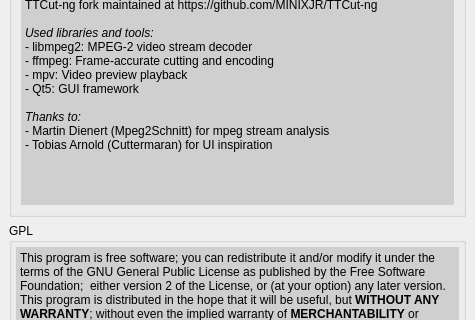
Old version of the form ui/aboutdlg.ui in the repository MINIXJR/TTCut-ng; both pictures show x 0 to 475 and y 86 to 406 of the 475 by 600 pixel window.
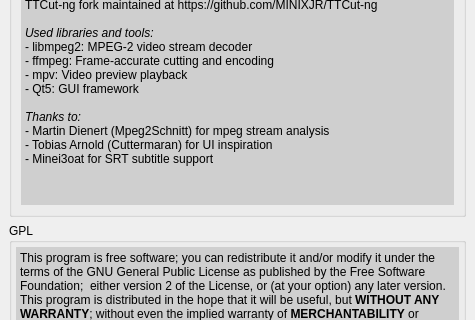
New version of the form.

Commit message:
Credit Minei3oat for SRT subtitle support
- Add to About dialog Thanks section
- Add credit in CHANGELOG for version 0.30.0

```diff
--- a/ui/aboutdlg.ui
+++ b/ui/aboutdlg.ui
@@ -977,7 +977,8 @@
 &lt;p style="-qt-paragraph-type:empty; margin-top:0px; margin-bottom:0px; margin-left:0px; margin-right:0px; -qt-block-indent:0; text-indent:0px;">&lt;/p>
 &lt;p style=" margin-top:0px; margin-bottom:0px; margin-left:0px; margin-right:0px; -qt-block-indent:0; text-indent:0px;">&lt;span style=" font-style:italic;">Thanks to:&lt;/span>&lt;/p>
 &lt;p style=" margin-top:0px; margin-bottom:0px; margin-left:0px; margin-right:0px; -qt-block-indent:0; text-indent:0px;">- Martin Dienert (Mpeg2Schnitt) for mpeg stream analysis&lt;/p>
-&lt;p style=" margin-top:0px; margin-bottom:0px; margin-left:0px; margin-right:0px; -qt-block-indent:0; text-indent:0px;">- Tobias Arnold (Cuttermaran) for UI inspiration&lt;/p>&lt;/body>&lt;/html></string>
+&lt;p style=" margin-top:0px; margin-bottom:0px; margin-left:0px; margin-right:0px; -qt-block-indent:0; text-indent:0px;">- Tobias Arnold (Cuttermaran) for UI inspiration&lt;/p>
+&lt;p style=" margin-top:0px; margin-bottom:0px; margin-left:0px; margin-right:0px; -qt-block-indent:0; text-indent:0px;">- Minei3oat for SRT subtitle support&lt;/p>&lt;/body>&lt;/html></string>
         </property>
        </widget>
       </item>
```
The commit also changes 1 other file.
